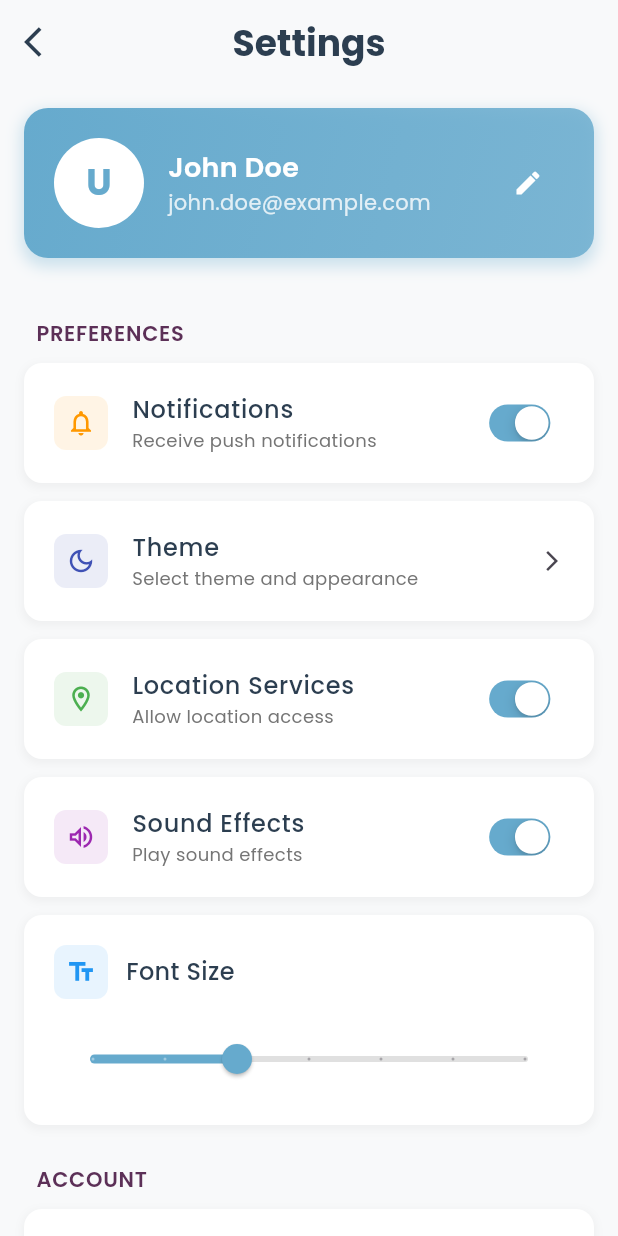
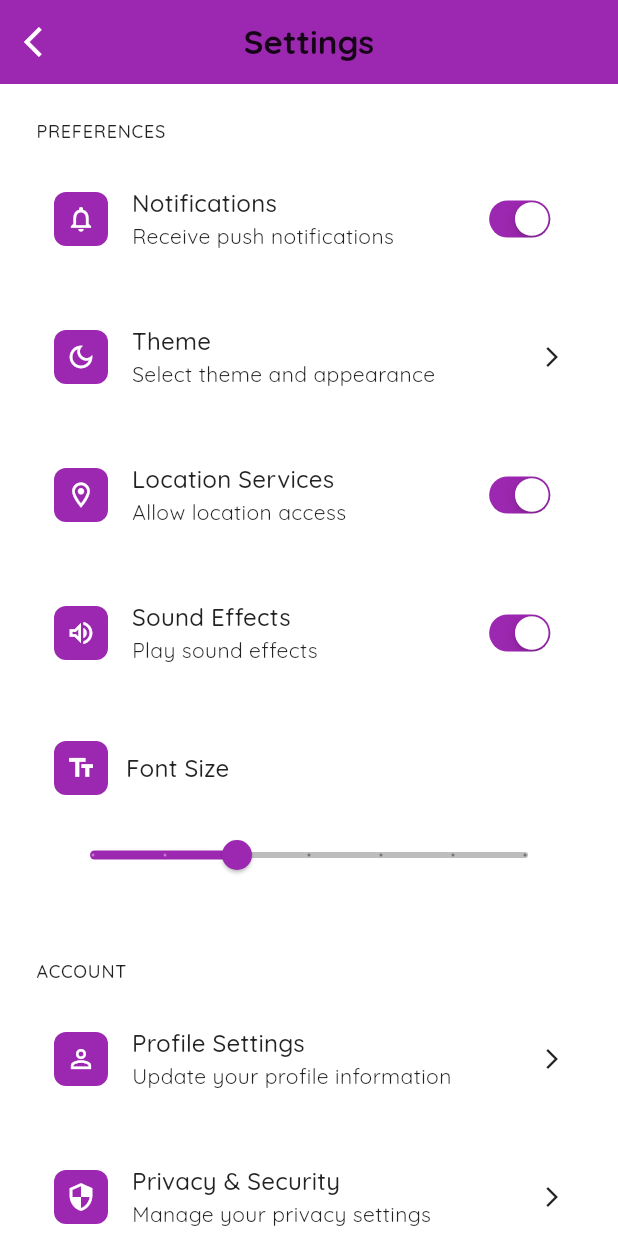
Before and after one commit to ayruvedaAvi/afini, a Flutter app: the SettingsScreen screen opened by its route, on a phone screen of 412 x 824 dp. Run offline on Flutter 3.47's test engine with Material 3 defaults, Android fonts, the phone set to English and light mode, and no system bars; our stand-ins replace dio, equatable, flutter_bloc, flutter_secure_storage, get_it, go_router and 6 more; accounts and stored records are empty.

Commit message:
feat: integrated theme in settings screen

```diff
--- a/lib/domain/services/theme_service.dart
+++ b/lib/domain/services/theme_service.dart
@@ -23,6 +23,18 @@ class ThemeService {
       brightness: Brightness.light,
       primaryColor: accentColor,
       primarySwatch: getMaterialColor(accentColor),
+      cardColor: Colors.grey[200],
+      shadowColor: Colors.grey[800],
+      colorScheme: ColorScheme.light(
+        primary: accentColor,
+        secondary: accentColor,
+        surface: Colors.white,
+        error: Colors.red,
+        onPrimary: Colors.white,
+        onSecondary: Colors.white,
+        onSurface: Colors.black87,
+        onError: Colors.white,
+      ),
       appBarTheme: AppBarTheme(
         backgroundColor: accentColor,
         foregroundColor: Colors.white,
@@ -43,8 +55,20 @@ class ThemeService {
         brightness: Brightness.dark,
         primaryColor: accentColor,
         primarySwatch: getMaterialColor(accentColor),
+        cardColor: Colors.grey[700],
+        shadowColor: Colors.grey,
+        colorScheme: ColorScheme.dark(
+          primary: accentColor,
+          secondary: accentColor,
+          surface: Colors.grey[900]!,
+          error: Colors.red[400]!,
+          onPrimary: Colors.white,
+          onSecondary: Colors.white,
+          onSurface: Colors.white,
+          onError: Colors.white,
+        ),
         appBarTheme: AppBarTheme(
-          backgroundColor: accentColor.withOpacity(0.8),
+          backgroundColor: accentColor.withAlpha(200),
           foregroundColor: Colors.white,
         ),
         elevatedButtonTheme: ElevatedButtonThemeData(
@@ -73,14 +97,14 @@ class ThemeService {
       900: _getColorShade(color, 1.0),
     };
 
-    return MaterialColor(color.value, shades);
+    return MaterialColor(color.toARGB32(), shades);
   }
 
   static Color _getColorShade(Color color, double factor) {
     return Color.fromRGBO(
-      color.red,
-      color.green,
-      color.blue,
+      color.r.toInt(),
+      color.g.toInt(),
+      color.b.toInt(),
       factor,
     );
   }
--- a/lib/presentation/screens/baseLayout/profile/profile_screen.dart
+++ b/lib/presentation/screens/baseLayout/profile/profile_screen.dart
@@ -16,7 +16,7 @@ class ProfileScreen extends StatelessWidget {
               color: Colors.black,
             ),
             onPressed: () {
-              context.goNamed('settings');
+              context.pushNamed('settings');
             },
           ),
         ],
--- a/lib/presentation/screens/settings/settings_screen.dart
+++ b/lib/presentation/screens/settings/settings_screen.dart
@@ -1,9 +1,6 @@
 import 'package:flutter/material.dart';
 import 'package:flutter/cupertino.dart';
 import 'package:go_router/go_router.dart';
-import 'package:google_fonts/google_fonts.dart';
-
-import '../../themes/colors.dart';
 
 class SettingsScreen extends StatefulWidget {
   const SettingsScreen({super.key});
@@ -18,17 +15,12 @@ class _SettingsScreenState extends State<SettingsScreen> {
   bool _soundEnabled = true;
   double _fontSize = 16.0;
 
-  Widget _buildSectionHeader(String title) {
+  Widget _buildSectionHeader(String title, ThemeData theme) {
     return Padding(
       padding: const EdgeInsets.fromLTRB(24, 24, 24, 8),
       child: Text(
         title,
-        style: GoogleFonts.poppins(
-          fontSize: 14,
-          fontWeight: FontWeight.w600,
-          color: cButtonDark,
-          letterSpacing: 0.5,
-        ),
+        style: theme.textTheme.labelMedium,
       ),
     );
   }
@@ -39,51 +31,37 @@ class _SettingsScreenState extends State<SettingsScreen> {
     String? subtitle,
     Widget? trailing,
     VoidCallback? onTap,
-    Color? iconColor,
+    ThemeData? theme,
   }) {
     return Container(
       margin: const EdgeInsets.symmetric(horizontal: 16, vertical: 2),
       decoration: BoxDecoration(
-        color: Colors.white,
-        borderRadius: BorderRadius.circular(12),
-        boxShadow: [
-          BoxShadow(
-            color: Colors.grey.withOpacity(0.1),
-            spreadRadius: 1,
-            blurRadius: 4,
-            offset: const Offset(0, 2),
-          ),
-        ],
+        color: Colors.transparent,
       ),
       child: ListTile(
         contentPadding: const EdgeInsets.symmetric(horizontal: 20, vertical: 4),
         leading: Container(
           padding: const EdgeInsets.all(8),
           decoration: BoxDecoration(
-            color: (iconColor ?? cPrimaryDark).withOpacity(0.1),
+            color: theme?.colorScheme.primary,
             borderRadius: BorderRadius.circular(8),
           ),
           child: Icon(
             icon,
-            color: iconColor ?? cPrimaryDark,
+            color: theme?.colorScheme.onPrimary,
             size: 20,
           ),
         ),
         title: Text(
           title,
-          style: GoogleFonts.poppins(
-            fontSize: 16,
+          style: theme?.textTheme.titleMedium?.copyWith(
             fontWeight: FontWeight.w500,
-            color: const Color(0xFF2C3E50),
           ),
         ),
         subtitle: subtitle != null
             ? Text(
                 subtitle,
-                style: GoogleFonts.poppins(
-                  fontSize: 12,
-                  color: Colors.grey[600],
-                ),
+                style: theme?.textTheme.bodyMedium?.copyWith(),
               )
             : null,
         trailing: trailing,
@@ -101,20 +79,20 @@ class _SettingsScreenState extends State<SettingsScreen> {
     required String subtitle,
     required bool value,
     required ValueChanged<bool> onChanged,
-    Color? iconColor,
+    ThemeData? theme,
   }) {
     return _buildSettingsTile(
       icon: icon,
       title: title,
       subtitle: subtitle,
-      iconColor: iconColor,
+      theme: theme,
       trailing: Transform.scale(
         scale: 0.8,
         child: CupertinoSwitch(
           value: value,
           onChanged: onChanged,
-          activeTrackColor: cPrimaryDark,
-          inactiveTrackColor: Colors.grey[300],
+          activeTrackColor: theme?.colorScheme.primary,
+          inactiveTrackColor: Colors.grey[400],
         ),
       ),
     );
@@ -122,23 +100,23 @@ class _SettingsScreenState extends State<SettingsScreen> {
 
   @override
   Widget build(BuildContext context) {
+    final theme = Theme.of(context);
     return SafeArea(
       child: Scaffold(
-        backgroundColor: const Color(0xFFF8F9FA),
+        backgroundColor: theme.scaffoldBackgroundColor,
         appBar: AppBar(
-          backgroundColor: Colors.transparent,
           elevation: 0,
           title: Text(
             'Settings',
-            style: GoogleFonts.poppins(
-              fontSize: 24,
-              fontWeight: FontWeight.w700,
-              color: const Color(0xFF2C3E50),
+            style: theme.textTheme.titleLarge?.copyWith(
+              fontWeight: FontWeight.bold,
             ),
           ),
           centerTitle: true,
           leading: IconButton(
-            icon: const Icon(Icons.arrow_back_ios, color: Color(0xFF2C3E50)),
+            icon: const Icon(
+              Icons.arrow_back_ios,
+            ),
             onPressed: () => Navigator.of(context).pop(),
           ),
         ),
@@ -146,77 +124,8 @@ class _SettingsScreenState extends State<SettingsScreen> {
           child: Column(
             crossAxisAlignment: CrossAxisAlignment.start,
             children: [
-              // Profile Section
-              Container(
-                margin: const EdgeInsets.all(16),
-                padding: const EdgeInsets.all(20),
-                decoration: BoxDecoration(
-                  gradient: LinearGradient(
-                    colors: [cPrimaryDark, cPrimaryDark.withOpacity(0.8)],
-                    begin: Alignment.topLeft,
-                    end: Alignment.bottomRight,
-                  ),
-                  borderRadius: BorderRadius.circular(16),
-                  boxShadow: [
-                    BoxShadow(
-                      color: cPrimaryDark.withOpacity(0.3),
-                      spreadRadius: 2,
-                      blurRadius: 8,
-                      offset: const Offset(0, 4),
-                    ),
-                  ],
-                ),
-                child: Row(
-                  children: [
-                    CircleAvatar(
-                      radius: 30,
-                      backgroundColor: Colors.white,
-                      child: Text(
-                        'U',
-                        style: GoogleFonts.poppins(
-                          fontSize: 24,
-                          fontWeight: FontWeight.bold,
-                          color: cPrimaryDark,
-                        ),
-                      ),
-                    ),
-                    const SizedBox(width: 16),
-                    Expanded(
-                      child: Column(
-                        crossAxisAlignment: CrossAxisAlignment.start,
-                        children: [
-                          Text(
-                            'John Doe',
-                            style: GoogleFonts.poppins(
-                              fontSize: 18,
-                              fontWeight: FontWeight.w600,
-                              color: Colors.white,
-                            ),
-                          ),
-                          Text(
-                            'john.doe@example.com',
-                            style: GoogleFonts.poppins(
-                              fontSize: 14,
-                              color: Colors.white.withOpacity(0.8),
-                            ),
-                          ),
-                        ],
-                      ),
-                    ),
-                    IconButton(
-                      onPressed: () {},
-                      icon: const Icon(
-                        Icons.edit,
-                        color: Colors.white,
-                        size: 20,
-                      ),
-                    ),
-                  ],
-                ),
-              ),
-
               // Preferences Section
-              _buildSectionHeader('PREFERENCES'),
+              _buildSectionHeader('PREFERENCES', theme),
               _buildSwitchTile(
                 icon: Icons.notifications_outlined,
                 title: 'Notifications',
@@ -224,7 +133,7 @@ class _SettingsScreenState extends State<SettingsScreen> {
                 value: _notificationsEnabled,
                 onChanged: (value) =>
                     setState(() => _notificationsEnabled = value),
-                iconColor: Colors.orange,
+                theme: theme,
               ),
               const SizedBox(height: 8),
               _buildSettingsTile(
@@ -233,9 +142,9 @@ class _SettingsScreenState extends State<SettingsScreen> {
                 subtitle: 'Select theme and appearance',
                 trailing: const Icon(Icons.arrow_forward_ios, size: 16),
                 onTap: () {
-                  context.goNamed('themeSettings');
+                  context.pushNamed('themeSettings');
                 },
-                iconColor: Colors.indigo,
+                theme: theme,
               ),
               const SizedBox(height: 8),
               _buildSwitchTile(
@@ -244,7 +153,7 @@ class _SettingsScreenState extends State<SettingsScreen> {
                 subtitle: 'Allow location access',
                 value: _locationEnabled,
                 onChanged: (value) => setState(() => _locationEnabled = value),
-                iconColor: Colors.green,
+                theme: theme,
               ),
               const SizedBox(height: 8),
               _buildSwitchTile(
@@ -253,7 +162,7 @@ class _SettingsScreenState extends State<SettingsScreen> {
                 subtitle: 'Play sound effects',
                 value: _soundEnabled,
                 onChanged: (value) => setState(() => _soundEnabled = value),
-                iconColor: Colors.purple,
+                theme: theme,
               ),
 
               // Font Size Setting
@@ -261,16 +170,7 @@ class _SettingsScreenState extends State<SettingsScreen> {
               Container(
                 margin: const EdgeInsets.symmetric(horizontal: 16, vertical: 2),
                 decoration: BoxDecoration(
-                  color: Colors.white,
-                  borderRadius: BorderRadius.circular(12),
-                  boxShadow: [
-                    BoxShadow(
-                      color: Colors.grey.withOpacity(0.1),
-                      spreadRadius: 1,
-                      blurRadius: 4,
-                      offset: const Offset(0, 2),
-                    ),
-                  ],
+                  color: Colors.transparent,
                 ),
                 child: Padding(
                   padding: const EdgeInsets.all(20),
@@ -282,22 +182,20 @@ class _SettingsScreenState extends State<SettingsScreen> {
                           Container(
                             padding: const EdgeInsets.all(8),
                             decoration: BoxDecoration(
-                              color: Colors.blue.withOpacity(0.1),
+                              color: theme.colorScheme.primary,
                               borderRadius: BorderRadius.circular(8),
                             ),
-                            child: const Icon(
+                            child: Icon(
                               Icons.text_fields,
-                              color: Colors.blue,
+                              color: theme.colorScheme.onPrimary,
                               size: 20,
                             ),
                           ),
                           const SizedBox(width: 12),
                           Text(
                             'Font Size',
-                            style: GoogleFonts.poppins(
-                              fontSize: 16,
+                            style: theme.textTheme.titleMedium?.copyWith(
                               fontWeight: FontWeight.w500,
-                              color: const Color(0xFF2C3E50),
                             ),
                           ),
                         ],
@@ -305,10 +203,10 @@ class _SettingsScreenState extends State<SettingsScreen> {
                       const SizedBox(height: 16),
                       SliderTheme(
                         data: SliderTheme.of(context).copyWith(
-                          activeTrackColor: cPrimaryDark,
-                          inactiveTrackColor: Colors.grey[300],
-                          thumbColor: cPrimaryDark,
-                          overlayColor: cPrimaryDark.withOpacity(0.2),
+                          activeTrackColor: theme.colorScheme.primary,
+                          inactiveTrackColor: Colors.grey[400],
+                          thumbColor: theme.colorScheme.primary,
+                          overlayColor: theme.colorScheme.primary.withAlpha(40),
                         ),
                         child: Slider(
                           value: _fontSize,
@@ -326,14 +224,14 @@ class _SettingsScreenState extends State<SettingsScreen> {
               ),
 
               // Account Section
-              _buildSectionHeader('ACCOUNT'),
+              _buildSectionHeader('ACCOUNT', theme),
               _buildSettingsTile(
                 icon: Icons.person_outline,
                 title: 'Profile Settings',
                 subtitle: 'Update your profile information',
                 trailing: const Icon(Icons.arrow_forward_ios, size: 16),
                 onTap: () {},
-                iconColor: Colors.teal,
+                theme: theme,
               ),
               const SizedBox(height: 8),
               _buildSettingsTile(
@@ -342,7 +240,7 @@ class _SettingsScreenState extends State<SettingsScreen> {
                 subtitle: 'Manage your privacy settings',
                 trailing: const Icon(Icons.arrow_forward_ios, size: 16),
                 onTap: () {},
-                iconColor: Colors.red,
+                theme: theme,
               ),
               const SizedBox(height: 8),
               _buildSettingsTile(
@@ -351,18 +249,18 @@ class _SettingsScreenState extends State<SettingsScreen> {
                 subtitle: 'Manage subscription and payments',
                 trailing: const Icon(Icons.arrow_forward_ios, size: 16),
                 onTap: () {},
-                iconColor: Colors.green,
+                theme: theme,
               ),
 
               // Support Section
-              _buildSectionHeader('SUPPORT'),
+              _buildSectionHeader('SUPPORT', theme),
               _buildSettingsTile(
                 icon: Icons.help_outline,
                 title: 'Help Center',
                 subtitle: 'Get help and support',
                 trailing: const Icon(Icons.arrow_forward_ios, size: 16),
                 onTap: () {},
-                iconColor: Colors.blue,
+                theme: theme,
               ),
               const SizedBox(height: 8),
               _buildSettingsTile(
@@ -371,7 +269,7 @@ class _SettingsScreenState extends State<SettingsScreen> {
                 subtitle: 'Help us improve the app',
                 trailing: const Icon(Icons.arrow_forward_ios, size: 16),
                 onTap: () {},
-                iconColor: Colors.orange,
+                theme: theme,
               ),
               const SizedBox(height: 8),
               _buildSettingsTile(
@@ -380,7 +278,7 @@ class _SettingsScreenState extends State<SettingsScreen> {
                 subtitle: 'App version and information',
                 trailing: const Icon(Icons.arrow_forward_ios, size: 16),
                 onTap: () {},
-                iconColor: Colors.grey,
+                theme: theme,
               ),
 
               // Logout Section
@@ -396,19 +294,23 @@ class _SettingsScreenState extends State<SettingsScreen> {
                       builder: (context) => AlertDialog(
                         title: Text(
                           'Logout',
-                          style:
-                              GoogleFonts.poppins(fontWeight: FontWeight.w600),
+                          style: theme.textTheme.titleMedium?.copyWith(
+                            fontWeight: FontWeight.bold,
+                          ),
                         ),
                         content: Text(
                           'Are you sure you want to logout?',
-                          style: GoogleFonts.poppins(),
+                          style: theme.textTheme.bodyMedium,
                         ),
                         actions: [
                           TextButton(
                             onPressed: () => Navigator.pop(context),
                             child: Text(
                               'Cancel',
-                              style: GoogleFonts.poppins(color: Colors.grey),
+                              style: theme.textTheme.bodyMedium?.copyWith(
+                                color: theme.colorScheme.primary,
+                                fontWeight: FontWeight.bold,
+                              ),
                             ),
                           ),
                           TextButton(
@@ -418,7 +320,10 @@ class _SettingsScreenState extends State<SettingsScreen> {
                             },
                             child: Text(
                               'Logout',
-                              style: GoogleFonts.poppins(color: Colors.red),
+                              style: theme.textTheme.bodyMedium?.copyWith(
+                                color: Colors.red,
+                                fontWeight: FontWeight.bold,
+                              ),
                             ),
                           ),
                         ],
@@ -436,9 +341,9 @@ class _SettingsScreenState extends State<SettingsScreen> {
                   ),
                   child: Text(
                     'Logout',
-                    style: GoogleFonts.poppins(
-                      fontSize: 16,
-                      fontWeight: FontWeight.w600,
+                    style: theme.textTheme.titleMedium?.copyWith(
+                      color: Colors.white,
+                      fontWeight: FontWeight.bold,
                     ),
                   ),
                 ),
```
